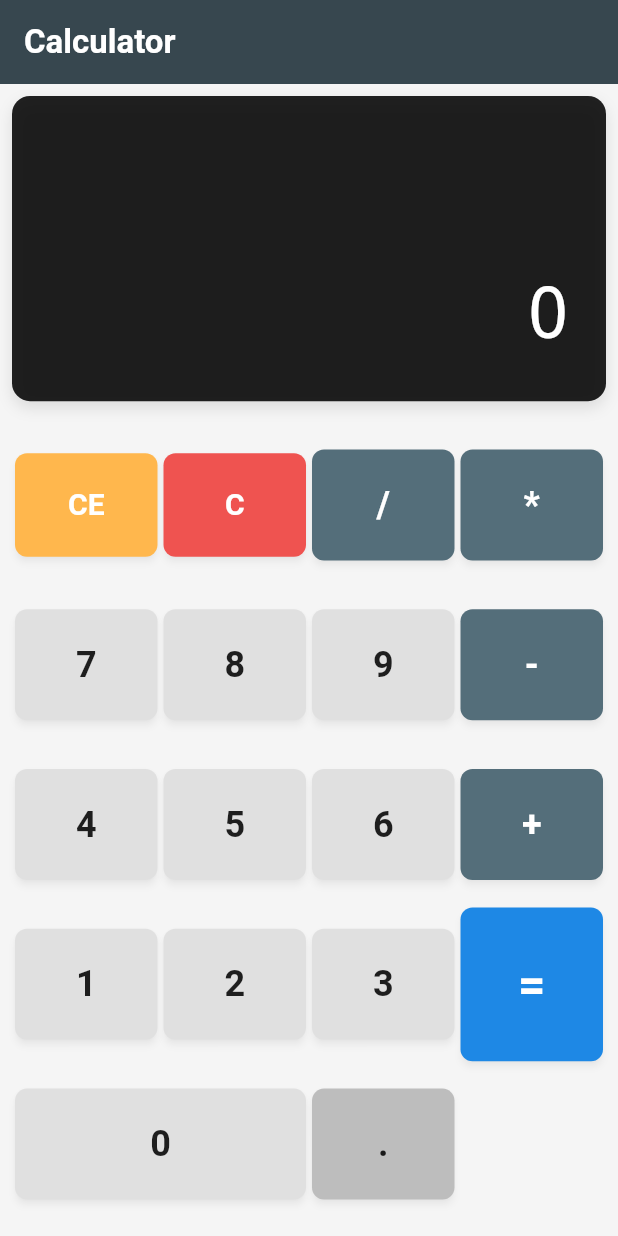
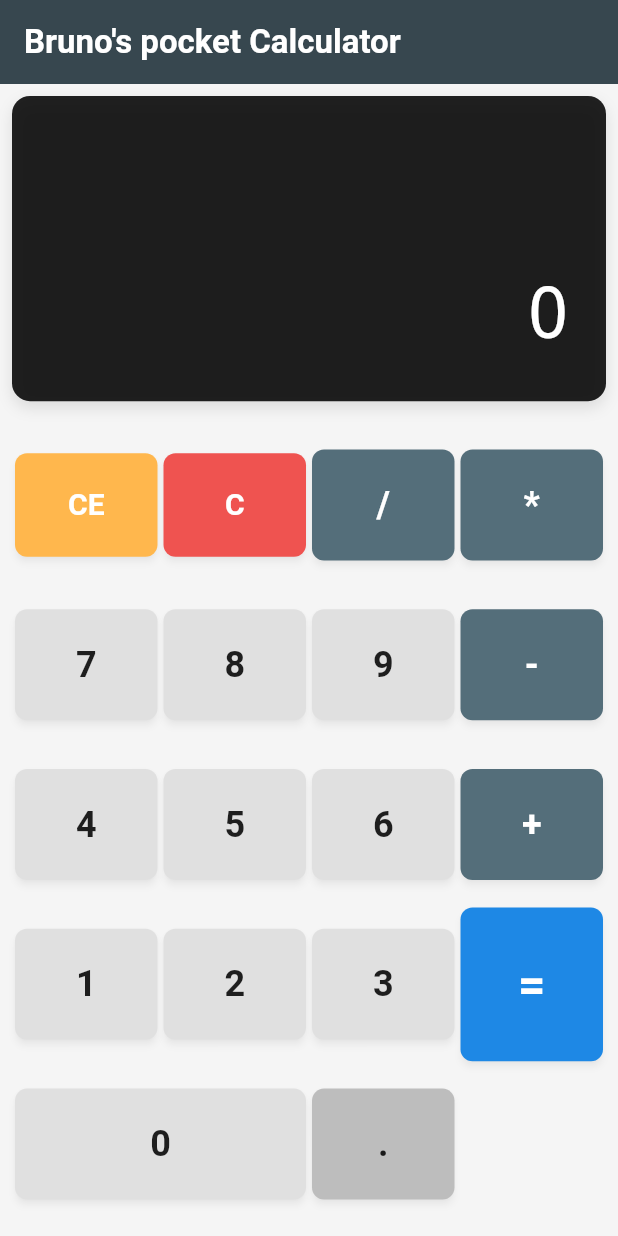
Before and after one commit to esBrunoL/calculator, a Flutter app: the screen it shows after launch, on a phone screen of 412 x 824 dp. Run offline on Flutter 3.47's test engine with Material 3 defaults, Android fonts, the light colour scheme and no system bars; our stand-ins replace shared_preferences.

Commit message:
Update app title to 'Bruno's pocket Calculator' across all files

```diff
--- a/lib/main.dart
+++ b/lib/main.dart
@@ -11,7 +11,7 @@ class CalculatorApp extends StatelessWidget {
   @override
   Widget build(BuildContext context) {
     return MaterialApp(
-      title: 'Professional Calculator',
+      title: "Bruno's pocket Calculator",
       debugShowCheckedModeBanner: false,
       theme: ThemeData(
         primarySwatch: Colors.blue,
--- a/lib/widgets/calculator_screen.dart
+++ b/lib/widgets/calculator_screen.dart
@@ -78,7 +78,7 @@ class _CalculatorScreenState extends State<CalculatorScreen> {
       backgroundColor: Colors.grey[100],
       appBar: AppBar(
         title: const Text(
-          'Calculator',
+          "Bruno's pocket Calculator",
           style: TextStyle(
             fontWeight: FontWeight.bold,
             color: Colors.white,
```
Also changed, not shown: 3 other files.
